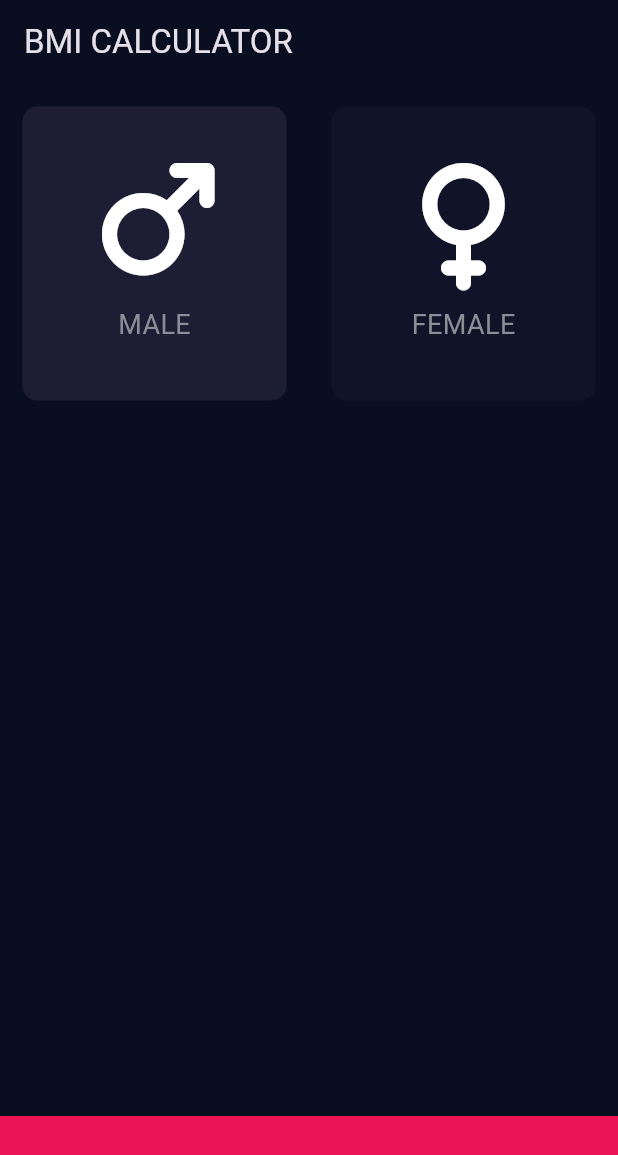
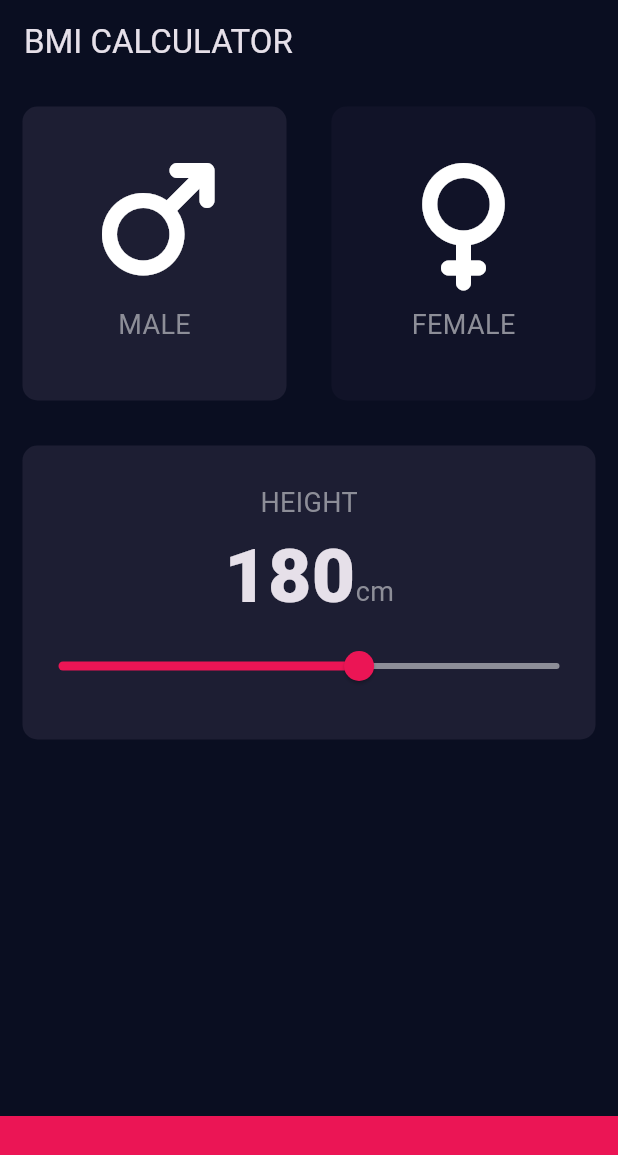
Before and after one commit to Rashmin47/bmi_calculator, a Flutter app: the screen it shows after launch, after a tap on "MALE", on a phone screen of 412 x 824 dp. Shown: the top 1155 px of the screen. Run offline on Flutter 3.47's test engine with Material 3 defaults, Android fonts, the phone set to English and light mode, and no system bars; our stand-ins replace font_awesome_flutter.

Commit message:
Added Gender and Height Containers

```diff
--- /dev/null
+++ b/lib/constants.dart
@@ -0,0 +1,14 @@
+import 'dart:ui';
+import 'package:flutter/material.dart';
+
+const labelTextStyle = TextStyle(
+  fontSize: 18.0,
+  color: Color(0xFF8D8E98)
+);
+const kNumberTextStyle = TextStyle(fontSize: 50,
+
+    fontWeight: FontWeight.w900);
+const bottomContainerHeight = 80.0;
+const activeCardColour = Color(0xFF1D1E33);
+const inactiveCardColour = Color(0xFF111328);
+const bottomContainerColour = Color(0xFFEB1555);
--- a/lib/icon_content.dart
+++ b/lib/icon_content.dart
@@ -1,6 +1,6 @@
 
+import 'package:bmi_calculator/constants.dart';
 import 'package:flutter/material.dart';
-
 class IconContent extends StatelessWidget {
   const IconContent({
     super.key, required this.text, required this.icon,
@@ -16,10 +16,7 @@ class IconContent extends StatelessWidget {
         SizedBox(height: 15),
         Text(
           text,
-          style: TextStyle(
-            fontSize: 18,
-            color: Color(0xFF8D8E98),
-          ),
+          style: labelTextStyle
         ),
       ],
     );
--- a/lib/input_page.dart
+++ b/lib/input_page.dart
@@ -4,12 +4,12 @@ import 'package:bmi_calculator/reusable_card.dart';
 import 'package:flutter/material.dart';
 import 'package:font_awesome_flutter/font_awesome_flutter.dart';
 
+import 'constants.dart';
 import 'icon_content.dart';
 
-const bottomContainerHeight = 80.0;
-const activeCardColour = Color(0xFF1D1E33);
-const inactiveCardColour = Color(0xFF111328);
-const bottomContainerColour = Color(0xFFEB1555);
+enum Gender { male, female }
+
+int height = 180;
 
 class InputPage extends StatefulWidget {
   const InputPage({super.key});
@@ -19,27 +19,7 @@ class InputPage extends StatefulWidget {
 }
 
 class _InputPageState extends State<InputPage> {
-  Color maleCardColor = inactiveCardColour;
-  Color femaleCardColor = inactiveCardColour;
-
-  void updateColor(int gender) {
-    if (gender == 1) {
-      if(maleCardColor == inactiveCardColour){
-        maleCardColor = activeCardColour;
-        femaleCardColor = inactiveCardColour;
-    }else {
-      maleCardColor = inactiveCardColour;
-    }
-    }
-    if (gender == 2) {
-      if(femaleCardColor == inactiveCardColour){
-        femaleCardColor = activeCardColour;
-        maleCardColor = inactiveCardColour;
-      }else {
-        femaleCardColor = inactiveCardColour;
-      }
-    }
-  }
+  Gender? selectedGender;
 
   @override
   Widget build(BuildContext context) {
@@ -49,40 +29,41 @@ class _InputPageState extends State<InputPage> {
         title: Text('BMI CALCULATOR'),
       ),
       body: Column(
+        crossAxisAlignment: CrossAxisAlignment.stretch,
         children: [
           Expanded(
             child: Row(
               children: [
                 Expanded(
-                  child: GestureDetector(
-                    onTap: () {
+                  child: ReusableCard(
+                    colour: selectedGender == Gender.male
+                        ? activeCardColour
+                        : inactiveCardColour,
+                    cardChild: IconContent(
+                      text: 'MALE',
+                      icon: FontAwesomeIcons.mars,
+                    ),
+                    onPress: () {
                       setState(() {
-                        updateColor(1);
+                        selectedGender = Gender.male;
                       });
                     },
-                    child: ReusableCard(
-                      colour: maleCardColor,
-                      cardChild: IconContent(
-                        text: 'MALE',
-                        icon: FontAwesomeIcons.mars,
-                      ),
-                    ),
                   ),
                 ),
                 Expanded(
-                  child: GestureDetector(
-                    onTap: () {
+                  child: ReusableCard(
+                    colour: selectedGender == Gender.female
+                        ? activeCardColour
+                        : inactiveCardColour,
+                    cardChild: IconContent(
+                      text: 'FEMALE',
+                      icon: FontAwesomeIcons.venus,
+                    ),
+                    onPress: () {
                       setState(() {
-                        updateColor(2);
+                        selectedGender = Gender.female;
                       });
                     },
-                    child: ReusableCard(
-                      colour: femaleCardColor,
-                      cardChild: IconContent(
-                        text: 'FEMALE',
-                        icon: FontAwesomeIcons.venus,
-                      ),
-                    ),
                   ),
                 ),
               ],
@@ -91,7 +72,34 @@ class _InputPageState extends State<InputPage> {
           Expanded(
             child: ReusableCard(
               colour: activeCardColour,
-              cardChild: SizedBox(),
+              cardChild: Column(
+                mainAxisAlignment: MainAxisAlignment.center,
+                children: [
+                  Text('HEIGHT', style: labelTextStyle),
+                  Row(
+                    textBaseline: TextBaseline.alphabetic,
+                    mainAxisAlignment: MainAxisAlignment.center,
+                    crossAxisAlignment: CrossAxisAlignment.baseline,
+                    children: [
+                      Text(height.toString(), style: kNumberTextStyle),
+                      Text('cm', style: labelTextStyle),
+                    ],
+                  ),
+                  Slider(
+                    value: height.toDouble(),
+                    min: 120,
+                    max: 220,
+                    activeColor: Color(0xFFEB1555),
+                    inactiveColor: Color(0xFF8D8E98),
+                    onChanged: (double newValue) {
+                      setState(() {
+                        height = newValue.round();
+                      });
+                    },
+                  ),
+                ],
+              ),
+              onPress: () {},
             ),
           ),
           Expanded(
@@ -101,12 +109,14 @@ class _InputPageState extends State<InputPage> {
                   child: ReusableCard(
                     colour: activeCardColour,
                     cardChild: SizedBox(),
+                    onPress: () {},
                   ),
                 ),
                 Expanded(
                   child: ReusableCard(
                     colour: activeCardColour,
                     cardChild: SizedBox(),
+                    onPress: () {},
                   ),
                 ),
               ],
--- a/lib/reusable_card.dart
+++ b/lib/reusable_card.dart
@@ -1,20 +1,24 @@
 import 'package:flutter/material.dart';
 
 class ReusableCard extends StatelessWidget {
-  ReusableCard({required this.colour, required this.cardChild});
+  ReusableCard({required this.colour, required this.cardChild, required this.onPress});
 
   final Color colour;
   final Widget cardChild;
+  final Function() onPress;
 
   @override
   Widget build(BuildContext context) {
-    return Container(
-      margin: EdgeInsets.all(15),
-      decoration: BoxDecoration(
-        color: colour,
-        borderRadius: BorderRadius.circular(10),
+    return GestureDetector(
+      onTap: onPress,
+      child: Container(
+        margin: EdgeInsets.all(15),
+        decoration: BoxDecoration(
+          color: colour,
+          borderRadius: BorderRadius.circular(10),
+        ),
+        child: cardChild,
       ),
-      child: cardChild,
     );
   }
 }
```
